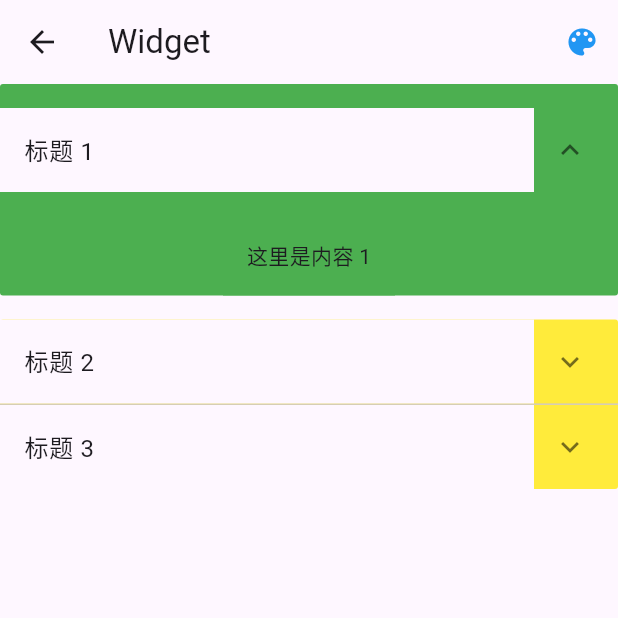
After one commit to shang1219178163/color_scheme_demo, a Flutter app: the TestPage screen opened by its route, after a tap on "标题 1", on a phone screen of 412 x 824 dp, the top half of it. The commit adds this screen. Run offline on Flutter 3.47's test engine with Material 3 defaults, Android fonts, the light colour scheme and no system bars.

Commit message:
feat：新增test页面

```diff
--- a/lib/main.dart
+++ b/lib/main.dart
@@ -20,6 +20,12 @@ class MyApp extends StatelessWidget {
       navigatorObservers: [AppNavigatorObserver()],
       initialRoute: AppRouter.initial,
       routes: AppRouter.routeMap,
+      onUnknownRoute: (RouteSettings settings) {
+        return MaterialPageRoute<void>(
+          settings: settings,
+          builder: AppNavigator.unknownPageBuilder,
+        );
+      },
     );
   }
 }
--- /dev/null
+++ b/lib/page/TestPage.dart
@@ -0,0 +1,118 @@
+import 'package:color_scheme_demo/util/AppNavigator.dart';
+import 'package:flutter/material.dart';
+
+class TestPage extends StatefulWidget {
+  const TestPage({
+    super.key,
+    this.arguments,
+  });
+
+  final Map<String, dynamic>? arguments;
+
+  @override
+  State<TestPage> createState() => _TestPageState();
+}
+
+class _TestPageState extends State<TestPage> {
+  final scrollController = ScrollController();
+
+// 👇 数据源定义
+  List<Item> items = [
+    Item(header: '标题 1', body: '这里是内容 1'),
+    Item(header: '标题 2', body: '这里是内容 2'),
+    Item(header: '标题 3', body: '这里是内容 3'),
+  ];
+
+  @override
+  Widget build(BuildContext context) {
+    return Scaffold(
+      appBar: AppBar(
+        title: Text("$widget"),
+        actions: [
+          IconButton(
+            onPressed: () {
+              DLog.d([
+                "Colors.green",
+                Colors.green,
+              ]);
+            },
+            icon: Icon(
+              Icons.color_lens,
+              color: Colors.blue,
+            ),
+          ),
+        ],
+      ),
+      body: buildBody(),
+    );
+  }
+
+  Widget buildBody() {
+    return Scrollbar(
+      controller: scrollController,
+      child: SingleChildScrollView(
+        controller: scrollController,
+        child: Column(
+          children: [
+            ExpansionPanelList(
+              elevation: 0,
+              expansionCallback: (index, isExpanded) {
+                items[index].isExpanded = isExpanded;
+                setState(() {});
+                DLog.d(items);
+              },
+              children: items.map((item) {
+                return ExpansionPanel(
+                  canTapOnHeader: true,
+                  backgroundColor: item.isExpanded ? Colors.green : Colors.yellow,
+                  headerBuilder: (context, isExpanded) {
+                    return Material(
+                      // color: Colors.white,
+                      child: ListTile(
+                        title: Text(item.header),
+                      ),
+                    );
+                  },
+                  body: Material(
+                    color: item.isExpanded ? Colors.green : Colors.yellow,
+                    child: Padding(
+                      padding: EdgeInsets.all(16),
+                      child: Text(item.body),
+                    ),
+                  ),
+                  isExpanded: item.isExpanded,
+                );
+              }).toList(),
+            ),
+          ],
+        ),
+      ),
+    );
+  }
+}
+
+// ✅ 模型类定义
+class Item {
+  Item({
+    required this.header,
+    required this.body,
+    this.isExpanded = false,
+  });
+
+  String header;
+  String body;
+  bool isExpanded;
+
+  Map<String, dynamic> toJson() {
+    final map = <String, dynamic>{};
+    map['header'] = header;
+    map['body'] = body;
+    map['isExpanded'] = isExpanded;
+    return map;
+  }
+
+  @override
+  String toString() {
+    return "$runtimeType ${toJson()}";
+  }
+}
--- a/lib/util/AppNavigator.dart
+++ b/lib/util/AppNavigator.dart
@@ -1,5 +1,6 @@
 import 'dart:convert';
 
+import 'package:color_scheme_demo/page/UnknownPage.dart';
 import 'package:color_scheme_demo/util/dlog.dart';
 import 'package:flutter/material.dart';
 import 'AppRouter.dart';
@@ -15,6 +16,9 @@ class AppNavigator {
 
   /// 当前 Navigator
   static NavigatorState get navigator => navigatorKey.currentState!;
+
+  /// 未知页面
+  static WidgetBuilder unknownPageBuilder = (context) => const UnknownPage();
 
   static Map<String, WidgetBuilder> get routeMap => AppRouter.routeMap;
 
@@ -41,6 +45,29 @@ class AppNavigator {
   static Object? get arguments => route?.arguments;
   static String? get routeName => route?.name;
 
+  /// 监听列表
+  static final List<void Function({Route? from, Route? to})> _listeners = [];
+
+  // 添加监听
+  static void addListener(void Function({Route? from, Route? to}) cb) {
+    if (_listeners.contains(cb)) {
+      return;
+    }
+    _listeners.add(cb);
+  }
+
+  // 移除监听
+  static void removeListener(void Function({Route? from, Route? to}) cb) {
+    _listeners.remove(cb);
+  }
+
+  /// 通知所有监听器
+  static void notifyListeners({required Route? from, required Route? to}) {
+    for (var ltr in _listeners) {
+      ltr(from: from, to: to);
+    }
+  }
+
   /// 匿名跳转（类似 Get.to）
   static Future<T?> to<T>(Widget page, {Object? arguments}) {
     return navigator.push<T>(
@@ -50,8 +77,7 @@ class AppNavigator {
 
   /// 命名跳转（类似 Get.toNamed）
   static Future<T?>? toNamed<T>(String routeName, {Object? arguments}) {
-    final builder = routeMap[routeName];
-    if (builder == null) throw Exception('Route "$routeName" not found.');
+    final builder = routeMap[routeName] ?? unknownPageBuilder;
     return navigator.push<T>(
       MaterialPageRoute(builder: builder, settings: RouteSettings(name: routeName, arguments: arguments)),
     );
@@ -66,8 +92,7 @@ class AppNavigator {
 
   /// 命名替换（类似 Get.offNamed）
   static Future<T?>? offNamed<T>(String routeName, {Object? arguments}) {
-    final builder = routeMap[routeName];
-    if (builder == null) throw Exception('Route "$routeName" not found.');
+    final builder = routeMap[routeName] ?? unknownPageBuilder;
     return navigator.pushReplacement<T, T>(
       MaterialPageRoute(builder: builder, settings: RouteSettings(name: routeName, arguments: arguments)),
     );
@@ -133,8 +158,8 @@ class AppNavigator {
 
   /// 命名清栈跳转（类似 Get.offAllNamed）
   static Future<T?>? offAllNamed<T>(String routeName, {Object? arguments}) {
-    final builder = routeMap[routeName];
-    if (builder == null) throw Exception('Route "$routeName" not found.');
+    final builder = routeMap[routeName] ?? unknownPageBuilder;
+
     return navigator.pushAndRemoveUntil<T>(
       MaterialPageRoute(builder: builder, settings: RouteSettings(name: routeName, arguments: arguments)),
       (route) => false,
@@ -188,6 +213,7 @@ class AppNavigatorObserver extends NavigatorObserver {
     if (route is PageRoute) {
       AppNavigator._route = route.settings;
       AppNavigator._pageRoutes.add(route);
+      AppNavigator.notifyListeners(from: previousRoute, to: route);
     }
 
     if (AppNavigator.isLog) {
@@ -206,6 +232,7 @@ class AppNavigatorObserver extends NavigatorObserver {
     if (route is PageRoute) {
       AppNavigator._routePre = route.settings;
       AppNavigator._pageRoutes.remove(route);
+      AppNavigator.notifyListeners(from: previousRoute, to: route);
     }
 
     if (AppNavigator.isLog) {
@@ -225,6 +252,7 @@ class AppNavigatorObserver extends NavigatorObserver {
     if (newRoute is PageRoute) {
       AppNavigator._route = newRoute.settings;
       AppNavigator._pageRoutes.add(newRoute);
+      AppNavigator.notifyListeners(from: oldRoute, to: newRoute);
     }
 
     if (AppNavigator.isLog) {
--- a/lib/util/AppRouter.dart
+++ b/lib/util/AppRouter.dart
@@ -4,7 +4,9 @@ import 'package:color_scheme_demo/page/RestorationMixinDemo.dart';
 import 'package:color_scheme_demo/page/HomePage.dart';
 import 'package:color_scheme_demo/page/HomePageOne.dart';
 import 'package:color_scheme_demo/page/HomePageTwo.dart';
-import 'package:color_scheme_demo/page/NotFoundPage.dart';
+import 'package:color_scheme_demo/page/UnknownPage.dart';
+
+import '../page/TestPage.dart';
 
 export 'AppNavigator.dart';
 
@@ -30,7 +32,8 @@ class AppRouter {
   static const String homePageTwo = '/homePageTwo';
   static const String restorationMixinDemo = '/restorationMixinDemo';
   static const String detailPage = '/detailPage';
-  static const String morePage = '/detailPage';
+  static const String morePage = '/morePage';
+  static const String testPage = '/testPage';
 
   static Map<String, WidgetBuilder> routeMap = Map<String, WidgetBuilder>.fromEntries(
     routes.map((e) => MapEntry<String, WidgetBuilder>(e.name, e.page)),
@@ -39,7 +42,7 @@ class AppRouter {
   static final List<AppPage> routes = [
     AppPage(
       name: AppRouter.notFoundPage,
-      page: (context) => NotFoundPage(),
+      page: (context) => UnknownPage(),
     ),
     AppPage(
       name: AppRouter.homePage,
@@ -60,12 +63,16 @@ class AppRouter {
     AppPage(
       name: AppRouter.morePage,
       page: (context) {
-        final args = ModalRoute.of(context)!.settings.arguments as Map<String, dynamic>? ?? {};
+        final args = ModalRoute.of(context)?.settings.arguments as Map<String, dynamic>? ?? <String, dynamic>{};
         return MorePage(
           id: args['id'],
           arguments: args,
         );
       },
     ),
+    AppPage(
+      name: AppRouter.testPage,
+      page: (context) => TestPage(),
+    ),
   ];
 }
```
Also changed, not shown: lib/page/HomePage.dart (+7 -0 lines), lib/page/UnknownPage.dart (renamed from lib/page/NotFoundPage.dart, +4 -4 lines).
